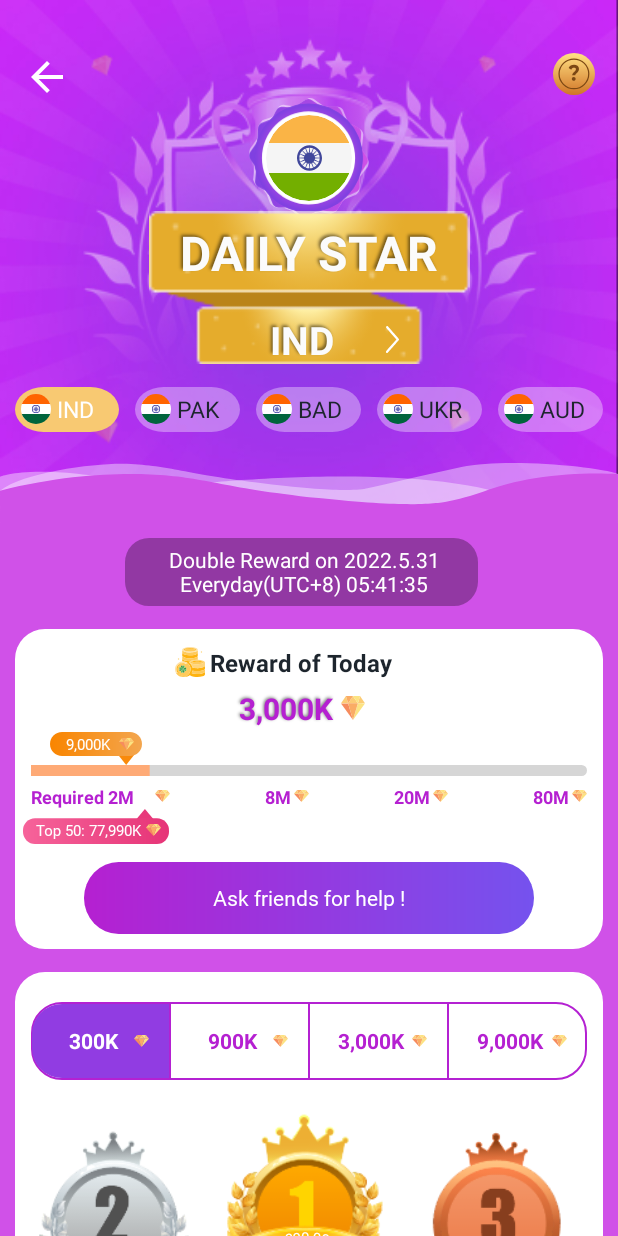
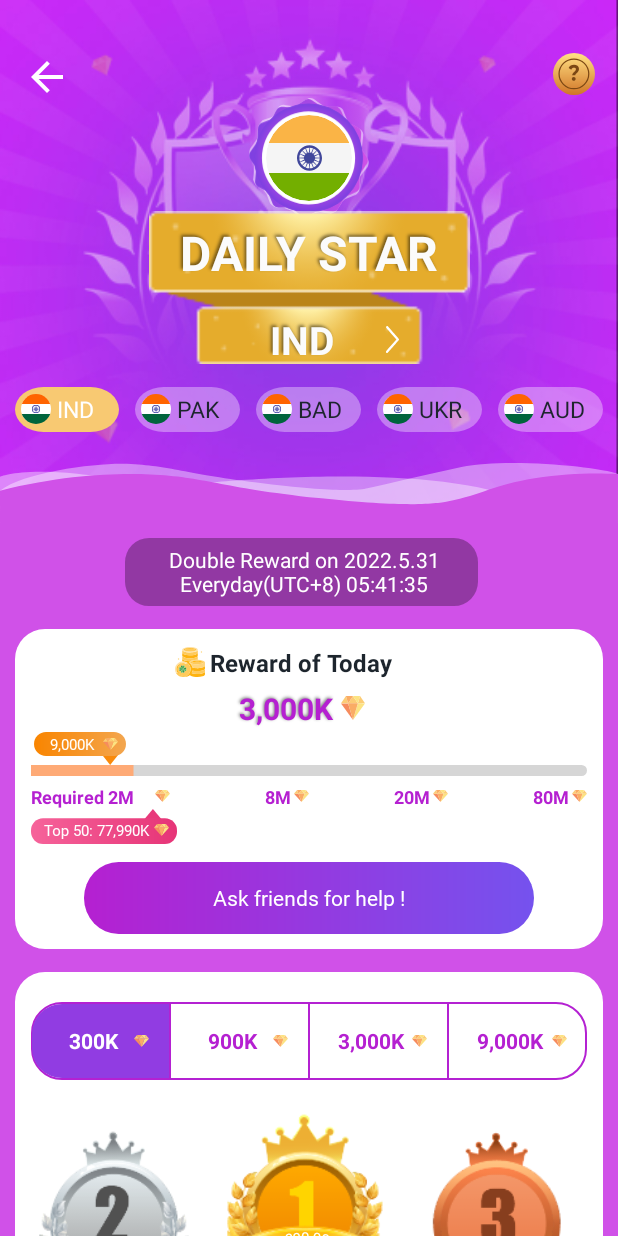
Before and after one commit to mailforashish/EpayDemo, an Android app: the screen it shows after launch (DailyStarActivity), on a phone screen of 412 x 824 dp. Run offline under Robolectric (Android 15) with nearby library versions, the phone set to English and light mode, and no system bars; our stand-ins replace CircleImageView, data binding, sdp/ssp sizes.

Commit message:
initial commit 25 initial1

```diff
--- a/app/src/main/java/com/zeeplivework/app/activity/DailyStarActivity.java
+++ b/app/src/main/java/com/zeeplivework/app/activity/DailyStarActivity.java
@@ -35,8 +35,9 @@ public class DailyStarActivity extends BaseActivity {
     private int progressStatus = 0;
     private int currentStatus = 80;
     private Handler handler = new Handler();
-   // SegmentedBar horizontalProgressBar;
+
     ProgressBar horizontalProgressBar;
+    //SegmentedBar horizontalProgressBar;
     //ArrayList<Integer> arrayList = new ArrayList<>();
 
     @Override
@@ -87,7 +88,6 @@ public class DailyStarActivity extends BaseActivity {
                         arrayList.add(3);
                         horizontalProgressBar.setEnabledDivisions(arrayList);
                     }*/
-
                     handler.post(new Runnable() {
                         public void run() {
                             horizontalProgressBar.setProgress(progressStatus);
--- a/app/src/main/res/drawable/ic_top_bar2.xml
+++ /dev/null
@@ -1,24 +0,0 @@
-<vector xmlns:android="http://schemas.android.com/apk/res/android"
-    xmlns:aapt="http://schemas.android.com/aapt"
-    android:width="61dp"
-    android:height="22dp"
-    android:viewportWidth="61"
-    android:viewportHeight="22">
-  <path
-      android:pathData="M50.5,22l-5.5,-7h11l-5.5,7Z"
-      android:fillColor="#f98a0b"/>
-  <path
-      android:pathData="M8,0H53c4.42,0 8,3.58 8,8h0c0,4.42 -3.58,8 -8,8H8C3.58,16 0,12.42 0,8H0C0,3.58 3.58,0 8,0Z">
-    <aapt:attr name="android:fillColor">
-      <gradient
-          android:startY="8.041407"
-          android:startX="61.16922"
-          android:endY="8.041407"
-          android:endX="0.16921875"
-          android:type="linear">
-        <item android:offset="0" android:color="#FFF3A64F"/>
-        <item android:offset="1" android:color="#FFF98500"/>
-      </gradient>
-    </aapt:attr>
-  </path>
-</vector>
--- a/app/src/main/res/drawable/main_page.xml
+++ b/app/src/main/res/drawable/main_page.xml
@@ -1,7 +1,6 @@
 <?xml version="1.0" encoding="utf-8"?>
 <shape xmlns:android="http://schemas.android.com/apk/res/android">
     <corners android:radius="0dp" />
-
     <gradient
         android:angle="90"
         android:endColor="#B520D1"
--- a/app/src/main/res/drawable/text_2_bg.xml
+++ b/app/src/main/res/drawable/text_2_bg.xml
@@ -6,6 +6,4 @@
         android:angle="180"
         android:endColor="#913CE2"
         android:startColor="#913CE2" />
-
-
 </shape>
--- a/app/src/main/res/drawable/text_4_bg.xml
+++ b/app/src/main/res/drawable/text_4_bg.xml
@@ -8,6 +8,4 @@
         android:angle="180"
         android:endColor="#913CE2"
         android:startColor="#913CE2" />
-
-
 </shape>
--- a/app/src/main/res/layout/activity_daily_star.xml
+++ b/app/src/main/res/layout/activity_daily_star.xml
@@ -235,12 +235,12 @@
             </androidx.constraintlayout.widget.ConstraintLayout>
 
             <ImageView
-                android:id="@+id/promotion_image"
+                android:id="@+id/iv_curve"
                 android:layout_width="match_parent"
                 android:layout_height="60dp"
                 android:layout_marginTop="15dp"
                 android:scaleType="fitXY"
-                android:src="@drawable/ic_bg_top"
+                android:src="@drawable/ic_bg_top_curve"
                 app:layout_constraintEnd_toEndOf="parent"
                 app:layout_constraintStart_toStartOf="parent"
                 app:layout_constraintTop_toBottomOf="@+id/constraint_top" />
@@ -254,7 +254,7 @@
                 android:paddingTop="10dp"
                 android:paddingBottom="20dp"
                 app:layout_constraintStart_toStartOf="parent"
-                app:layout_constraintTop_toBottomOf="@+id/promotion_image">
+                app:layout_constraintTop_toBottomOf="@+id/iv_curve">
 
                 <androidx.appcompat.widget.AppCompatTextView
                     android:id="@+id/tv_reward"
@@ -375,7 +375,6 @@
                             android:layout_width="match_parent"
                             android:layout_height="7dp" />
 
-
                     </LinearLayout>
 
                     <androidx.appcompat.widget.AppCompatTextView
@@ -383,7 +382,7 @@
                         android:layout_width="wrap_content"
                         android:layout_height="wrap_content"
                         android:layout_marginEnd="10dp"
-                        android:background="@drawable/ic_top_bar2"
+                        android:background="@drawable/ic_top_bar"
                         android:fontFamily="@font/lato_semibold"
                         android:foreground="?attr/selectableItemBackground"
                         android:gravity="center"
--- a/app/src/main/res/layout/weekly_layout.xml
+++ b/app/src/main/res/layout/weekly_layout.xml
@@ -28,7 +28,7 @@
             android:layout_height="108dp"
             android:layout_gravity="center_horizontal|bottom"
             android:layout_marginTop="130dp"
-            android:background="@drawable/ic_c"
+            android:background="@drawable/ic_stage"
             android:orientation="horizontal"
             app:layout_constraintEnd_toEndOf="parent"
             app:layout_constraintStart_toStartOf="parent"
```
Also changed, not shown: app/src/main/res/drawable/ic_rank_podium.xml (deleted, +0 -55 lines), app/src/main/res/drawable/ic_top_bar.xml (+10 -15 lines), app/src/main/res/drawable/progress_bar_bg.xml (deleted, +0 -25 lines), app/src/main/res/drawable/progress_bar_bg1.xml (deleted, +0 -25 lines), app/src/main/res/drawable-xxhdpi/bg_new.png (deleted), app/src/main/res/drawable/epaylogo.png (deleted), app/src/main/res/drawable/ic_bg_top_curve.xml (renamed from app/src/main/res/drawable/ic_bg_top.xml), app/src/main/res/drawable/ic_stage.xml (renamed from app/src/main/res/drawable/ic_c.xml).
